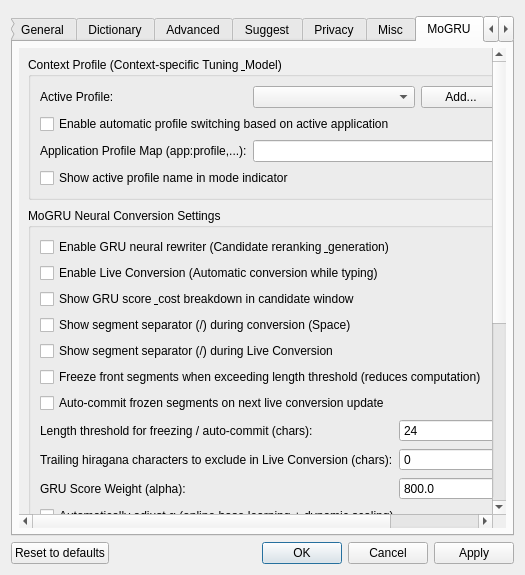
Old version of the form src/gui/config_dialog/config_dialog.ui in the repository lambda-haru/MoGRU.
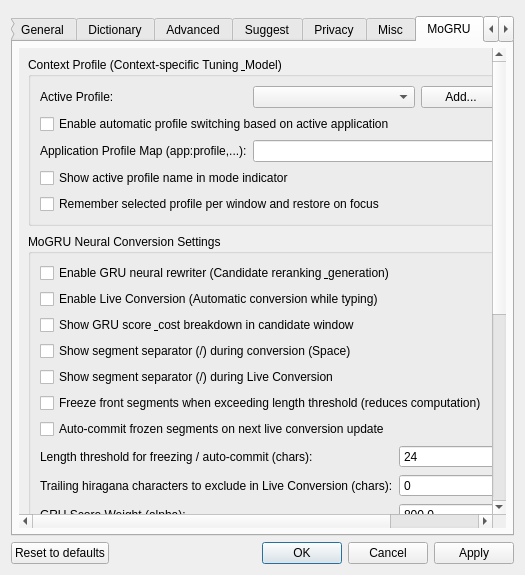
New version of the form. The open tabs and pages were chosen to show the change. Custom widgets are drawn as their Qt base class.

Commit message: feat: Enhance GnomeAppTracker to include window ID tracking and notify on window closure

```diff
--- a/src/gui/config_dialog/config_dialog.ui
+++ b/src/gui/config_dialog/config_dialog.ui
@@ -1818,6 +1818,13 @@
                   </property>
                  </widget>
                 </item>
+                <item row="4" column="0" colspan="2">
+                 <widget class="QCheckBox" name="enableWindowProfileMemoryCheckBox">
+                  <property name="text">
+                   <string>Remember selected profile per window and restore on focus</string>
+                  </property>
+                 </widget>
+                </item>
                </layout>
               </widget>
              </item>
```
The commit also changes 41 other files.
